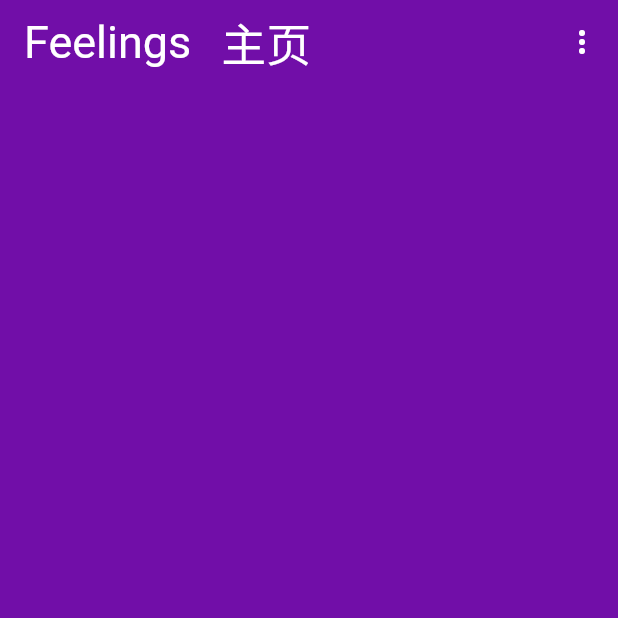
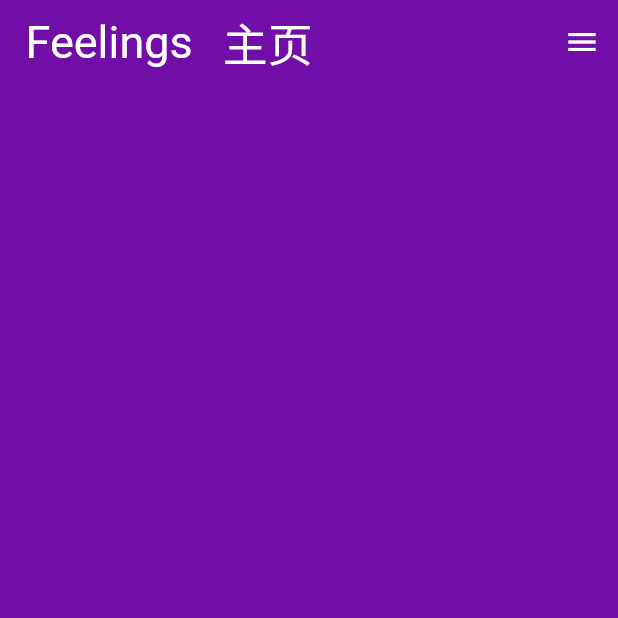
Before and after one commit to laiiihz/feelings, a Flutter app: the screen it shows after launch, on a phone screen of 412 x 824 dp, the top half of it. Run offline on Flutter 3.47's test engine with Material 2 defaults, Android fonts, the phone set to English and light mode, and no system bars; our stand-ins replace audioplayers, image_gallery_saver, permission_handler, screenshot.

Commit message:
add animation

```diff
--- a/lib/Home.dart
+++ b/lib/Home.dart
@@ -168,6 +168,12 @@ class _HomeState extends State<HomePage> with SingleTickerProviderStateMixin {
                     mainAxisSize: MainAxisSize.min,
                     children: <Widget>[
                       Hero(
+                        tag: 'mid',
+                        child: SizedBox(
+                          width: 1,
+                        ),
+                      ),
+                      Hero(
                         tag: 'title',
                         child: Material(
                           color: Colors.transparent,
@@ -195,7 +201,15 @@ class _HomeState extends State<HomePage> with SingleTickerProviderStateMixin {
                   backgroundColor: Colors.transparent,
                   elevation: 0,
                   actions: <Widget>[
-                    PopupMenuButton(
+                    Hero(
+                      tag: 'action',
+                      child: Material(
+                        color: Colors.transparent,
+                        child: PopupMenuButton(
+                          icon: Icon(
+                            Icons.menu,
+                            color: Colors.white,
+                          ),
                           itemBuilder: (BuildContext context) {
                             return [
                               PopupMenuItem<int>(
@@ -231,6 +245,8 @@ class _HomeState extends State<HomePage> with SingleTickerProviderStateMixin {
                                 break;
                             }
                           },
+                        ),
+                      ),
                     ),
                   ],
                 ),
```
Also changed, not shown: lib/About.dart (+23 -3 lines), lib/ScreenShotPage.dart (+10 -0 lines). Lines whose indentation alone changed are shown as unchanged.
